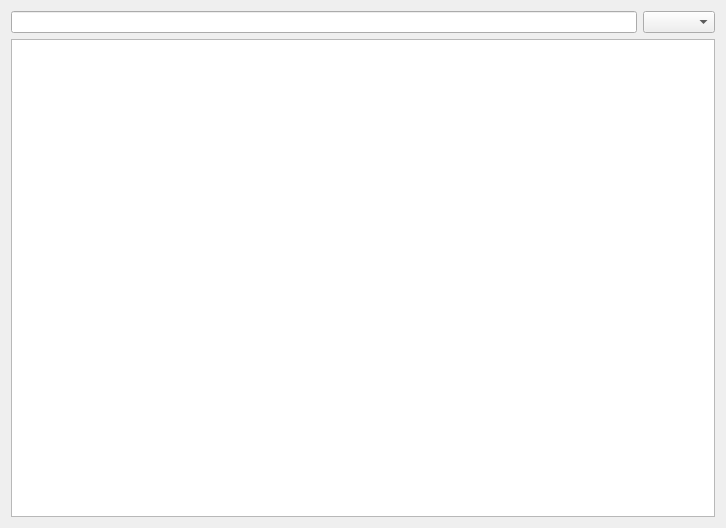
t123/ReadingTool.Python, file qtdesigner/terms.ui: the form before one commit.
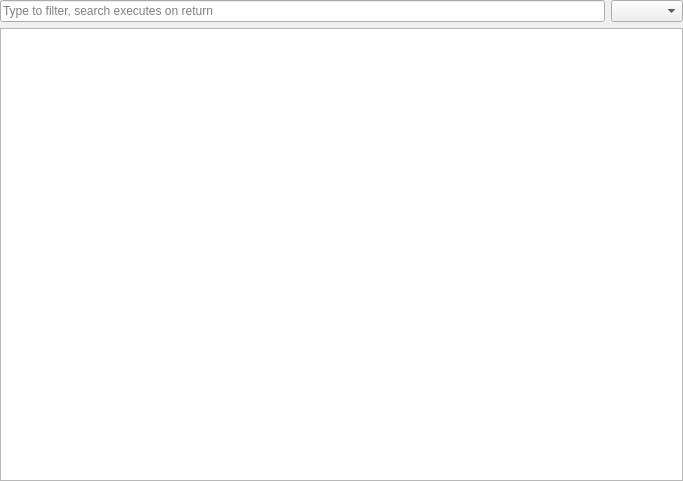
The form after the commit.

Patch:
```diff
--- a/qtdesigner/terms.ui
+++ b/qtdesigner/terms.ui
@@ -6,18 +6,25 @@
    <rect>
     <x>0</x>
     <y>0</y>
-    <width>726</width>
-    <height>528</height>
+    <width>683</width>
+    <height>481</height>
    </rect>
   </property>
   <property name="windowTitle">
    <string>Form</string>
   </property>
   <layout class="QVBoxLayout" name="verticalLayout">
+   <property name="margin">
+    <number>0</number>
+   </property>
    <item>
     <layout class="QHBoxLayout" name="horizontalLayout" stretch="1,0">
      <item>
-      <widget class="QLineEdit" name="leFilter"/>
+      <widget class="QLineEdit" name="leFilter">
+       <property name="placeholderText">
+        <string>Type to filter, search executes on return</string>
+       </property>
+      </widget>
      </item>
      <item>
       <widget class="QComboBox" name="cbCollections"/>
@@ -38,9 +45,6 @@
      <property name="selectionBehavior">
       <enum>QAbstractItemView::SelectRows</enum>
      </property>
-     <property name="sortingEnabled">
-      <bool>true</bool>
-     </property>
     </widget>
    </item>
   </layout>
```
Left out of the diff: 4 changed lines with no effect on the pictures.
